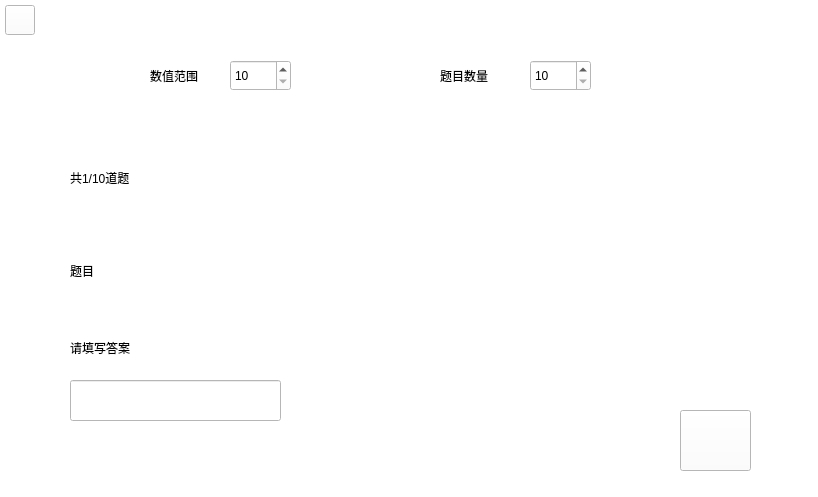
The window that Four_operation_generators/form3.ui (CJK000/Myapp) describes before a commit, drawn with Qt 5.
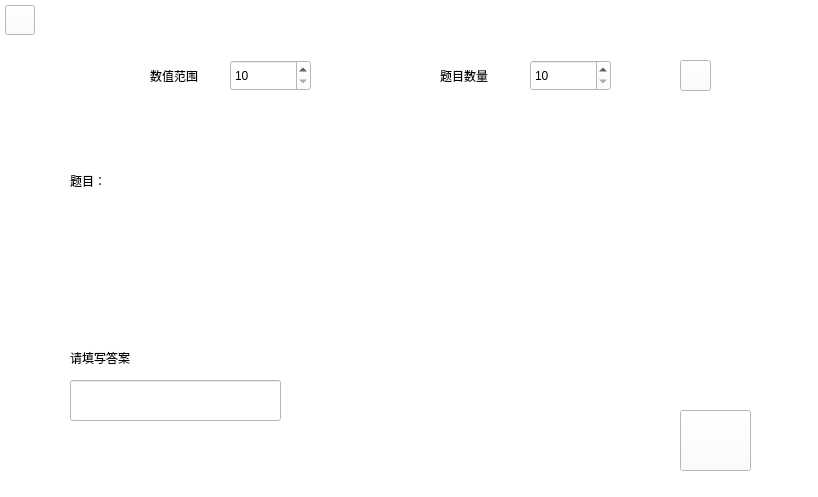
The same window after the commit. Icons and pictures are not drawn.

Diff of the .ui file:
```diff
--- a/Four_operation_generators/form3.ui
+++ b/Four_operation_generators/form3.ui
@@ -27,7 +27,7 @@
     <rect>
      <x>530</x>
      <y>60</y>
-     <width>61</width>
+     <width>81</width>
      <height>31</height>
     </rect>
    </property>
@@ -43,7 +43,7 @@
     <rect>
      <x>230</x>
      <y>60</y>
-     <width>61</width>
+     <width>81</width>
      <height>31</height>
     </rect>
    </property>
@@ -51,7 +51,7 @@
     <number>10</number>
    </property>
    <property name="maximum">
-    <number>100</number>
+    <number>10000</number>
    </property>
   </widget>
   <widget class="QLabel" name="label">
@@ -86,22 +86,6 @@
     <string/>
    </property>
   </widget>
-  <widget class="QLabel" name="label_3">
-   <property name="geometry">
-    <rect>
-     <x>670</x>
-     <y>60</y>
-     <width>31</width>
-     <height>31</height>
-    </rect>
-   </property>
-   <property name="styleSheet">
-    <string notr="true">border-image: url(:/new/prefix1/start.png);</string>
-   </property>
-   <property name="text">
-    <string/>
-   </property>
-  </widget>
   <widget class="QLabel" name="label_4">
    <property name="geometry">
     <rect>
@@ -137,14 +121,17 @@
   <widget class="QLabel" name="label_6">
    <property name="geometry">
     <rect>
-     <x>70</x>
-     <y>170</y>
-     <width>91</width>
-     <height>16</height>
+     <x>150</x>
+     <y>160</y>
+     <width>221</width>
+     <height>41</height>
     </rect>
    </property>
+   <property name="styleSheet">
+    <string notr="true">font: 16pt &quot;Agency FB&quot;;</string>
+   </property>
    <property name="text">
-    <string>共1/10道题</string>
+    <string/>
    </property>
   </widget>
   <widget class="QLabel" name="label_7">
@@ -152,19 +139,22 @@
     <rect>
      <x>70</x>
      <y>240</y>
-     <width>171</width>
+     <width>541</width>
      <height>61</height>
     </rect>
    </property>
+   <property name="styleSheet">
+    <string notr="true">font: 16pt &quot;Agency FB&quot;;</string>
+   </property>
    <property name="text">
-    <string>题目</string>
+    <string/>
    </property>
   </widget>
   <widget class="QLabel" name="label_8">
    <property name="geometry">
     <rect>
      <x>70</x>
-     <y>340</y>
+     <y>350</y>
      <width>91</width>
      <height>16</height>
     </rect>
@@ -215,6 +205,38 @@
     <string/>
    </property>
   </widget>
+  <widget class="QPushButton" name="pushButton_3">
+   <property name="geometry">
+    <rect>
+     <x>680</x>
+     <y>60</y>
+     <width>31</width>
+     <height>31</height>
+    </rect>
+   </property>
+   <property name="styleSheet">
+    <string notr="true">border-image: url(:/new/prefix1/start.png);</string>
+   </property>
+   <property name="text">
+    <string/>
+   </property>
+  </widget>
+  <widget class="QLabel" name="label_3">
+   <property name="geometry">
+    <rect>
+     <x>70</x>
+     <y>160</y>
+     <width>61</width>
+     <height>41</height>
+    </rect>
+   </property>
+   <property name="styleSheet">
+    <string notr="true">font: 16pt &quot;Agency FB&quot;;</string>
+   </property>
+   <property name="text">
+    <string>题目：</string>
+   </property>
+  </widget>
  </widget>
  <resources/>
  <connections/>
```
Left out of the diff: 9 changed lines with no effect on the pictures.
